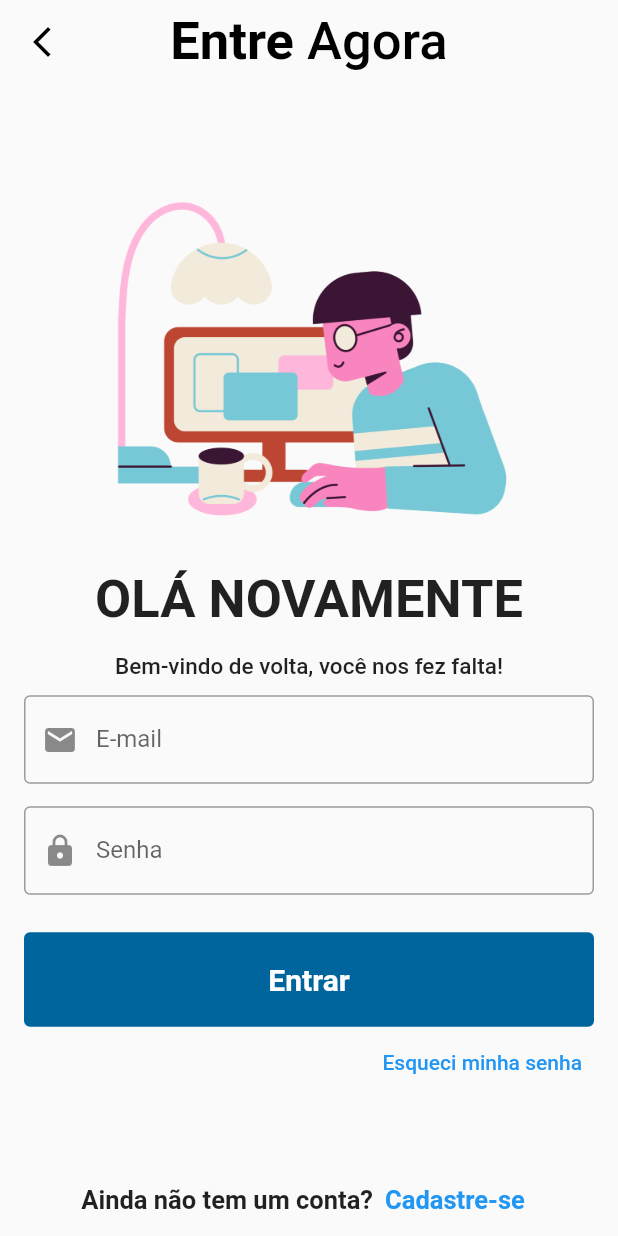
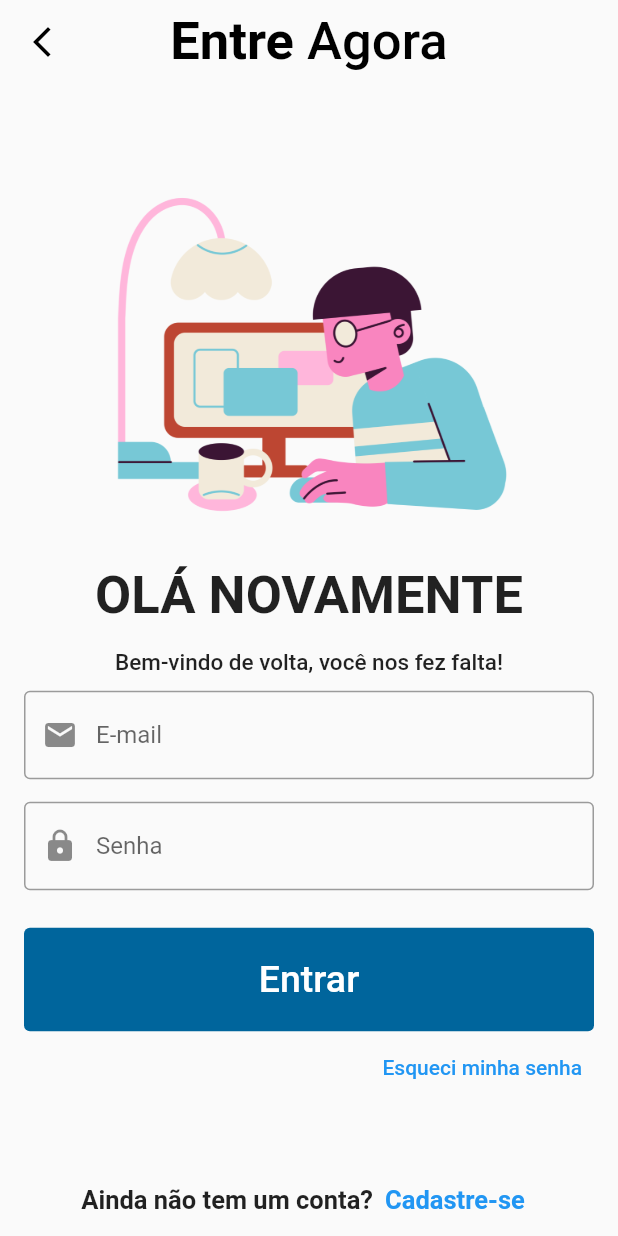
Before and after one commit to abnerbolandim/CaresApp, a Flutter app: the screen it shows after launch, after a tap on "Vamos Começar!", after a tap on "Entrar", on a phone screen of 412 x 824 dp. Run offline on Flutter 3.47's test engine with Material 2 defaults, Android fonts, the light colour scheme and no system bars; our stand-ins replace cloud_firestore, firebase_auth, firebase_core, fluttertoast, google_fonts, image_picker and 3 more; accounts and stored records are empty; network calls fail; Roboto replaces fonts that are missing (Sen).

Commit message:
Altera fonte do app (parcialmente)

```diff
--- a/lib/main.dart
+++ b/lib/main.dart
@@ -1,6 +1,7 @@
 import 'package:firebase_auth/firebase_auth.dart';
 import 'package:firebase_core/firebase_core.dart';
 import 'package:flutter/material.dart';
+import 'package:google_fonts/google_fonts.dart';
 import 'package:health_care/screens/creatorpages/chooseregistrationpages/createaccount_page.dart';
 import 'screens/accountstypes/screens/verify_pages/verify_pages.dart';
 import 'screens/firstpages/welcome_page.dart';
@@ -29,6 +30,9 @@ class MyApp extends StatelessWidget {
       debugShowCheckedModeBanner: false,
       title: 'Flutter Cares',
       theme: ThemeData(
+        textTheme: GoogleFonts.senTextTheme(
+          Theme.of(context).textTheme,
+        ),
         primarySwatch: Colors.blue,
       ),
       home: showHome ? const WelcomePage() : const WelcomePage(),
--- a/lib/screens/creatorpages/chooseregistrationpages/createaccount_page.dart
+++ b/lib/screens/creatorpages/chooseregistrationpages/createaccount_page.dart
@@ -1,7 +1,9 @@
 import 'package:flutter/material.dart';
+import 'package:google_fonts/google_fonts.dart';
 import 'package:health_care/screens/creatorpages/registerpages/register_page.dart';
 
 import '../../accountstypes/screens/cares_page/cares_page.dart';
+import '../../firstpages/welcome_page.dart';
 import '../loginpages/login_page.dart';
 
 class CreateAccount extends StatefulWidget {
@@ -69,7 +71,16 @@ class _CreateAccountState extends State<CreateAccount> {
                   ),
                 );
               },
-              child: const Text('Crie Uma Conta'),
+              child: Text(
+                'Crie Uma Conta',
+                style: GoogleFonts.sen(
+                  textStyle: TextStyle(
+                    fontWeight: FontWeight.w600,
+                    fontSize: 20,
+                  ),
+                ),
+                textAlign: TextAlign.center,
+              ),
             ),
             const SizedBox(
               height: 20,
@@ -95,43 +106,21 @@ class _CreateAccountState extends State<CreateAccount> {
                   ),
                 );
               },
-              child: const Text('Entrar'),
+              child: Text(
+                'Entrar',
+                style: GoogleFonts.sen(
+                  textStyle: TextStyle(
+                    fontWeight: FontWeight.w600,
+                    fontSize: 20,
+                  ),
+                ),
+                textAlign: TextAlign.center,
+              ),
             ),
           ],
         ),
       ),
-      bottomSheet: Row(
-        mainAxisSize: MainAxisSize.max,
-        mainAxisAlignment: MainAxisAlignment.center,
-        children: [
-          const Text(
-            'Você é um Cuidador?',
-            style: TextStyle(
-              fontSize: 17,
-              fontWeight: FontWeight.bold,
-            ),
-          ),
-          const SizedBox(
-            width: 2,
-          ),
-          TextButton(
-            style: TextButton.styleFrom(
-              textStyle: const TextStyle(
-                fontSize: 17,
-                fontWeight: FontWeight.bold,
-              ),
-            ),
-            onPressed: () {
-              Navigator.of(context).push(
-                MaterialPageRoute(
-                  builder: (context) => const CaresPage(),
-                ),
-              );
-            },
-            child: const Text('Clique Aqui!'),
-          ),
-        ],
-      ),
+      bottomSheet: bottomCliqueAqui(),
     );
   }
 }
--- a/lib/screens/creatorpages/loginpages/login_page.dart
+++ b/lib/screens/creatorpages/loginpages/login_page.dart
@@ -1,5 +1,6 @@
 import 'package:flutter/material.dart';
 import 'package:fluttertoast/fluttertoast.dart';
+import 'package:google_fonts/google_fonts.dart';
 import 'package:health_care/screens/creatorpages/loginpages/sign_in.dart';
 import '../chooseregistrationpages/createaccount_page.dart';
 import '../reset_page.dart';
@@ -30,12 +31,14 @@ class _LoginPageState extends State<LoginPage> {
         ),
         title: RichText(
           textAlign: TextAlign.center,
-          text: const TextSpan(
+          text: TextSpan(
             text: 'Entre ',
-            style: TextStyle(
-              fontSize: 35,
-              color: Colors.black,
-              fontWeight: FontWeight.bold,
+            style: GoogleFonts.sen(
+              textStyle: TextStyle(
+                fontSize: 35,
+                color: Colors.black,
+                fontWeight: FontWeight.bold,
+              ),
             ),
             children: [
               TextSpan(
@@ -68,10 +71,14 @@ class _LoginPageState extends State<LoginPage> {
                       width: 280,
                     ),
 
-                    const Text(
+                    Text(
                       'OLÁ NOVAMENTE',
-                      style:
-                          TextStyle(fontSize: 35, fontWeight: FontWeight.bold),
+                      style: GoogleFonts.sen(
+                        textStyle: TextStyle(
+                          fontSize: 35,
+                          fontWeight: FontWeight.bold,
+                        ),
+                      ),
                       textAlign: TextAlign.center,
                     ),
 
@@ -79,10 +86,12 @@ class _LoginPageState extends State<LoginPage> {
                       height: 15,
                     ),
 
-                    const Text(
+                    Text(
                       'Bem-vindo de volta, você nos fez falta!',
-                      style:
-                          TextStyle(fontSize: 15, fontWeight: FontWeight.w500),
+                      style: GoogleFonts.sen(
+                        textStyle: TextStyle(
+                            fontSize: 15, fontWeight: FontWeight.w500),
+                      ),
                       textAlign: TextAlign.center,
                     ),
 
@@ -168,7 +177,15 @@ class _LoginPageState extends State<LoginPage> {
                           );
                         }
                       },
-                      child: const Text('Entrar'),
+                      child: Text(
+                        'Entrar',
+                        style: GoogleFonts.sen(
+                          textStyle: TextStyle(
+                            fontSize: 25,
+                            fontWeight: FontWeight.w500,
+                          ),
+                        ),
+                      ),
                     ),
 
                     Row(
--- a/lib/screens/firstpages/welcome_page.dart
+++ b/lib/screens/firstpages/welcome_page.dart
@@ -1,4 +1,5 @@
 import 'package:flutter/material.dart';
+import 'package:google_fonts/google_fonts.dart';
 import 'package:health_care/screens/creatorpages/chooseregistrationpages/createaccount_page.dart';
 
 import '../accountstypes/screens/cares_page/cares_page.dart';
@@ -24,22 +25,26 @@ class _WelcomePageState extends State<WelcomePage> {
           mainAxisSize: MainAxisSize.max,
           mainAxisAlignment: MainAxisAlignment.center,
           children: [
-            const Text(
+            Text(
               'Seja bem-vindo ao\nCares',
-              style: TextStyle(
+              style: GoogleFonts.sen(
+                textStyle: TextStyle(
                   fontWeight: FontWeight.w800,
                   fontSize: 40,
+                ),
               ),
               textAlign: TextAlign.center,
             ),
             const SizedBox(
               height: 15,
             ),
-            const Text(
+            Text(
               'O aplicativo voltado a cuidadores e\npessoas necessitadas de cuidados!',
-              style: TextStyle(
+              style: GoogleFonts.sen(
+                textStyle: TextStyle(
                   fontWeight: FontWeight.w400,
                   fontSize: 20,
+                ),
               ),
               textAlign: TextAlign.center,
             ),
@@ -66,19 +71,42 @@ class _WelcomePageState extends State<WelcomePage> {
                   ),
                 );
               },
-              child: const Text('Vamos Começar!'),
+              child: Text(
+                'Vamos Começar!',
+                style: GoogleFonts.sen(
+                  textStyle: TextStyle(
+                    fontWeight: FontWeight.w600,
+                    fontSize: 20,
+                  ),
+                ),
+                textAlign: TextAlign.center,
+              ),
             ),
           ],
         ),
       ),
-      bottomSheet: Row(
+      bottomSheet: bottomCliqueAqui(),
+    );
+  }
+}
+
+class bottomCliqueAqui extends StatelessWidget {
+  const bottomCliqueAqui({
+    Key? key,
+  }) : super(key: key);
+
+  @override
+  Widget build(BuildContext context) {
+    return Row(
       mainAxisAlignment: MainAxisAlignment.center,
       children: [
-          const Text(
+        Text(
           'Você é um Cuidador?',
-            style: TextStyle(
+          style: GoogleFonts.sen(
+            textStyle: TextStyle(
               fontSize: 17,
               fontWeight: FontWeight.bold,
+            ),
           ),
         ),
         const SizedBox(
@@ -101,7 +129,6 @@ class _WelcomePageState extends State<WelcomePage> {
           ),
         ),
       ],
-      ),
     );
   }
 }
--- a/lib/screens/homepagepaste/screens/settings/screens/privacy_page.dart
+++ b/lib/screens/homepagepaste/screens/settings/screens/privacy_page.dart
@@ -45,8 +45,8 @@ class _PrivacyPageState extends State<PrivacyPage> {
               Text(
                 'Cares Política de Privacidade',
                 style: TextStyle(
-                  fontWeight: FontWeight.w700,
-                  fontSize: 35,
+                  fontWeight: FontWeight.w800,
+                  fontSize: 30,
                 ),
                 textAlign: TextAlign.center,
               ),
@@ -78,7 +78,7 @@ class _PrivacyPageState extends State<PrivacyPage> {
                 textAlign: TextAlign.center,
               ),
               SizedBox(
-                height: 80,
+                height: 50,
               ),
               Text(
                 'Política de Privacidade | Termos de Serviço',
--- a/pubspec.yaml
+++ b/pubspec.yaml
@@ -64,6 +64,8 @@ dependencies:
 
   #URL
   url_launcher: ^6.1.5
+  google_fonts: ^3.0.1
+
 
 
 
```
Also changed, not shown: lib/screens/accountstypes/screens/cares_page/components/app_bar.dart (+14 -9 lines), lib/screens/accountstypes/screens/cares_page/components/body.dart (+11 -1 lines), lib/screens/accountstypes/screens/need_cares/components/app_bar.dart (+8 -5 lines), lib/screens/accountstypes/screens/need_cares/components/body.dart (+11 -1 lines), lib/screens/creatorpages/registerpages/register_page.dart (+19 -12 lines), lib/screens/creatorpages/reset_page.dart (+17 -6 lines), lib/screens/homepagepaste/home_page.dart (+16 -11 lines), lib/screens/homepagepaste/screens/profile_page/profile_page.dart (+10 -4 lines), lib/screens/homepagepaste/screens/search_page/search_page.dart (+20 -5 lines), assets/images/user.png (added), pubspec.lock. Lines whose indentation alone changed are shown as unchanged.
